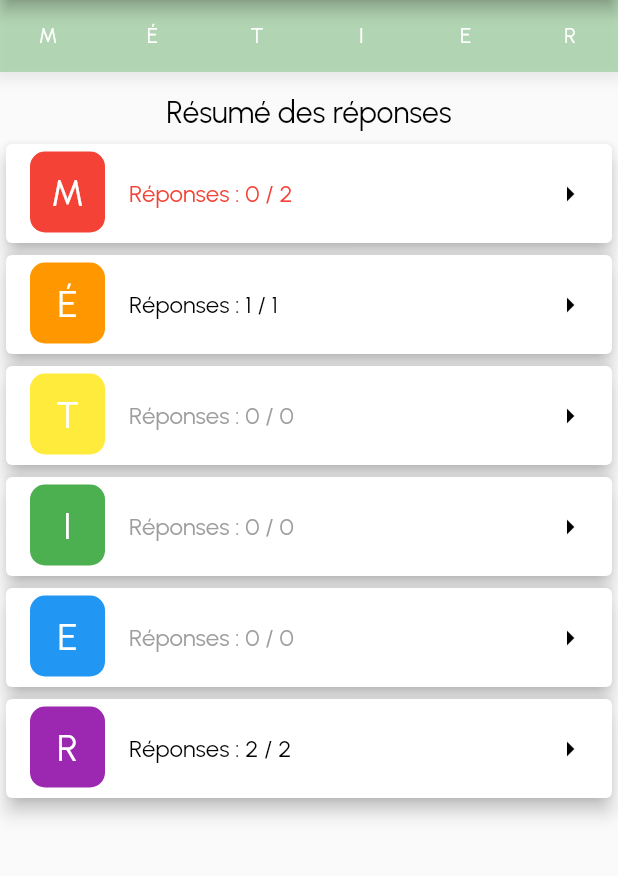
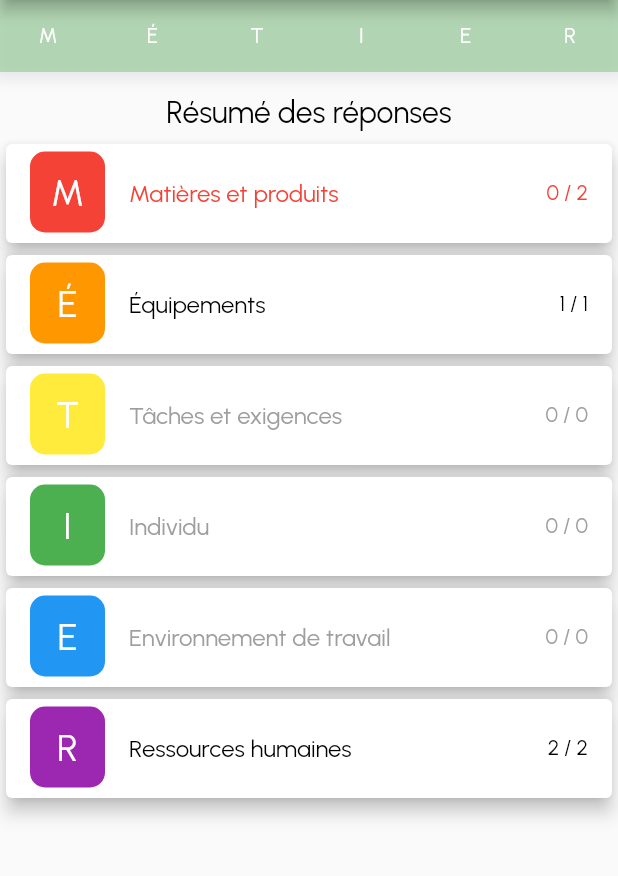
Before and after one commit to cr-crme/mon_stage_en_images, a Flutter app: the screen it shows after launch, after a tap on "Élève", on a phone screen of 412 x 824 dp, the part 84-960 px from its top. Run offline on Flutter 3.47's test engine with Material 2 defaults, Android fonts, the phone set to English and light mode, and no system bars.

Commit message:
Moved the answered questions to the right

```diff
--- a/lib/dummy_data.dart
+++ b/lib/dummy_data.dart
@@ -91,6 +91,6 @@ void prepareDummyData(AllStudents students, AllQuestions questions) {
   students.add(Student(
       firstName: 'Aurélie',
       lastName: 'Tondoux',
-      company: Company(name: ''),
+      company: Company(name: 'Coucou'),
       allAnswers: aurelieAnswers));
 }
--- a/lib/screens/student_info/student_screen.dart
+++ b/lib/screens/student_info/student_screen.dart
@@ -8,7 +8,6 @@ import './widgets/new_question_alert_dialog.dart';
 import '../../common/widgets/main_drawer.dart';
 import '../../common/models/question.dart';
 import '../../common/models/enum.dart';
-import '../../common/models/section.dart';
 import '../../common/models/student.dart';
 import '../../common/providers/all_students.dart';
 import '../../common/providers/all_questions.dart';
--- a/lib/screens/student_info/widgets/section_tile_in_student.dart
+++ b/lib/screens/student_info/widgets/section_tile_in_student.dart
@@ -14,6 +14,18 @@ class SectionTileInStudent extends StatelessWidget {
   final int sectionIndex;
   final Student? student;
   final Function(int) onTap;
+
+  TextStyle _pickTextStyle(int? activeQuestions, int? answeredQuestions) {
+    // TODO: Add the "Requires attention" style in bold
+    if (activeQuestions == null || answeredQuestions == null) {
+      return const TextStyle();
+    }
+
+    return TextStyle(
+        color: activeQuestions > 0
+            ? (answeredQuestions >= activeQuestions ? Colors.black : Colors.red)
+            : Colors.grey);
+  }
 
   @override
   Widget build(BuildContext context) {
@@ -48,14 +60,14 @@ class SectionTileInStudent extends StatelessWidget {
             child: Text(Section.letter(sectionIndex),
                 style: const TextStyle(fontSize: 25, color: Colors.white)),
           ),
-          title: answers != null
-              ? Text('Réponses : $answered / $active',
-                  style: TextStyle(
-                      color: active! > 0
-                          ? (answered! >= active ? Colors.black : Colors.red)
-                          : Colors.grey))
-              : Text(Section.name(sectionIndex)),
-          trailing: const Icon(Icons.arrow_right, color: Colors.black),
+          title: Text(
+            Section.name(sectionIndex),
+            style: _pickTextStyle(active, answered),
+          ),
+          trailing: answers != null
+              ? Text('$answered / $active',
+                  style: _pickTextStyle(active, answered))
+              : null,
           onTap: () => onTap(sectionIndex),
         ),
       ),
```
